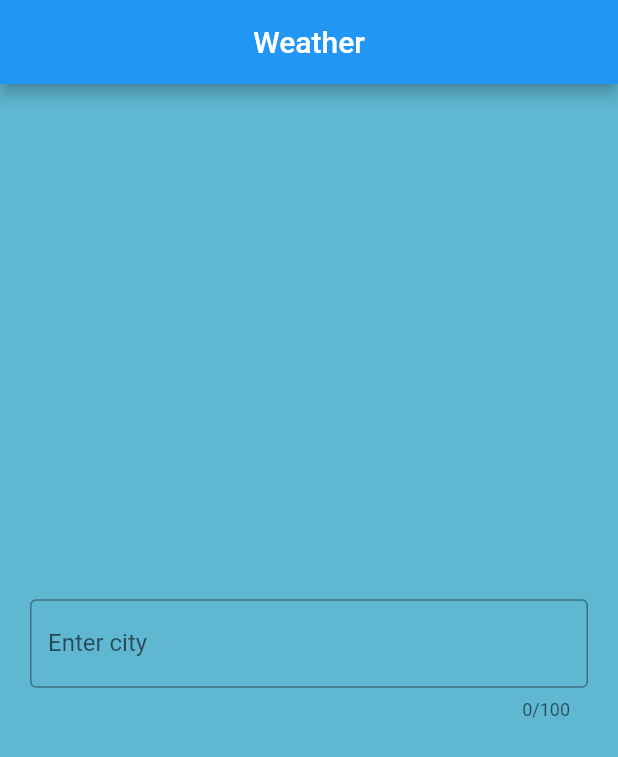
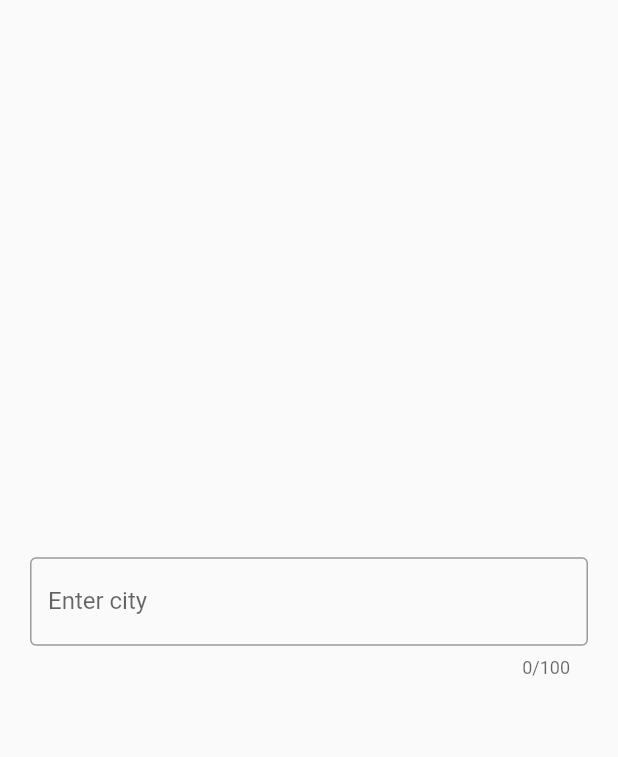
Before and after one commit to jomagsm/weather, a Flutter app: the screen it shows after launch, on a phone screen of 412 x 824 dp. Shown: the top 757 px of the screen. Run offline on Flutter 3.47's test engine with Material 2 defaults, Android fonts, the phone set to English and light mode, and no system bars; our stand-ins replace bloc, dio, flutter_bloc, freezed_annotation; generated files the repository leaves out were written again.

Commit message:
Fix scaffold background

```diff
--- a/lib/screens/selection_page/screen.dart
+++ b/lib/screens/selection_page/screen.dart
@@ -13,12 +13,6 @@ class SelectedPage extends StatelessWidget {
     return BlocProvider<SelectedCityBloc>(
         create: (context) => SelectedCityBloc(),
         child: Scaffold(
-            backgroundColor: ColorPalette.blue,
-            appBar: AppBar(
-              // backgroundColor: ColorPalette.blue,
-              centerTitle: true,
-              title: Text('Weather'),
-            ),
             body: BlocConsumer<SelectedCityBloc, SelectedCityState>(
           listener: (context, state) {},
           builder: (context, state) {
@@ -42,8 +36,8 @@ class SelectedPage extends StatelessWidget {
                             onSubmitted: (value) {
                               String city = convertToTitleCase(value);
                               context.read<SelectedCityBloc>()
-                                    ..add(SelectedCityEvent.selectedView(
-                                        city: city));
+                                ..add(
+                                    SelectedCityEvent.selectedView(city: city));
                             },
                           ),
                         ),
--- a/lib/theme/color_theme.dart
+++ b/lib/theme/color_theme.dart
@@ -2,5 +2,7 @@ import 'package:flutter/material.dart';
 
 class ColorPalette {
   static var white = Colors.white;
-  static var blue = Color(0xFF5FB7D2);
+  static var blue = Color(0xFF4BAFCF);
+  static var stormBackground = Color(0xFF2F4f71);
+  static var sunyBackground = Color(0xFFF6C17B);
 }
```
Also changed, not shown: lib/screens/weather_screen/screen.dart (+6 -1 lines), lib/screens/weather_screen/widgets/utils.dart (added, +11 -0 lines). Lines whose indentation alone changed are shown as unchanged.
